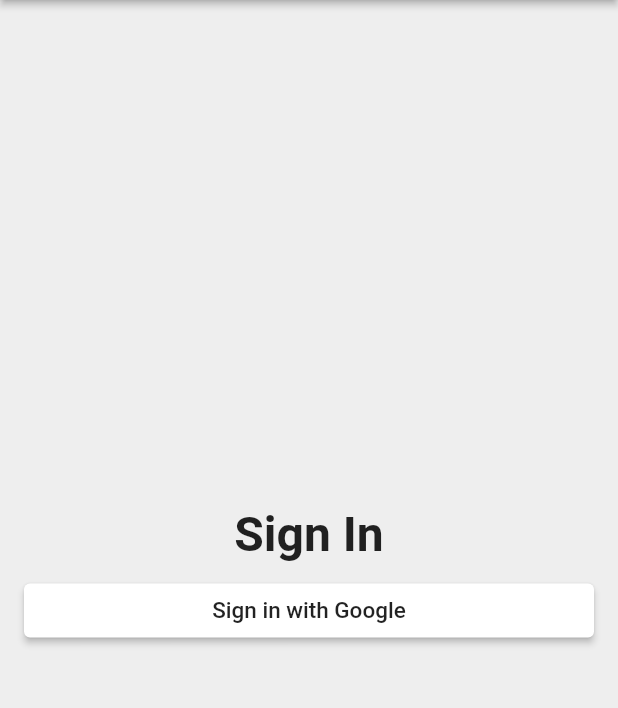
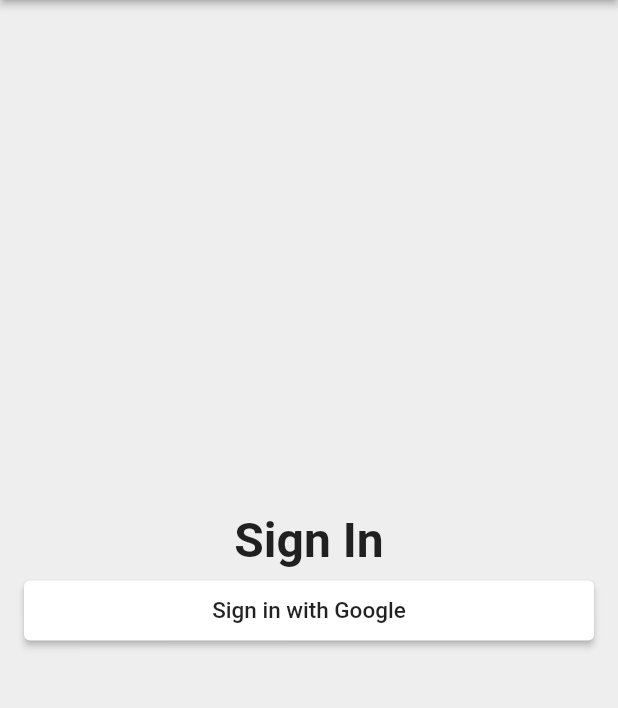
Before and after one commit to thomas-e-cowern/super-octo-garbanzo, a Flutter app: the screen it shows after launch, on a phone screen of 412 x 824 dp, the part 84-792 px from its top. Run offline on Flutter 3.47's test engine with Material 2 defaults, Android fonts, the phone set to English and light mode, and no system bars.

Commit message:
update height property in sign in button

```diff
--- a/lib/App/sign_in/sign_in_button.dart
+++ b/lib/App/sign_in/sign_in_button.dart
@@ -18,6 +18,7 @@ class SignInButton extends CustomElevatedButton {
       ),
     ),
     color: color,
+    height: 40.0,
     onPressed: onPressed
   );
 }
```
Also changed, not shown: lib/App/custom_widgets/custom_elevated_button.dart (+6 -3 lines).
